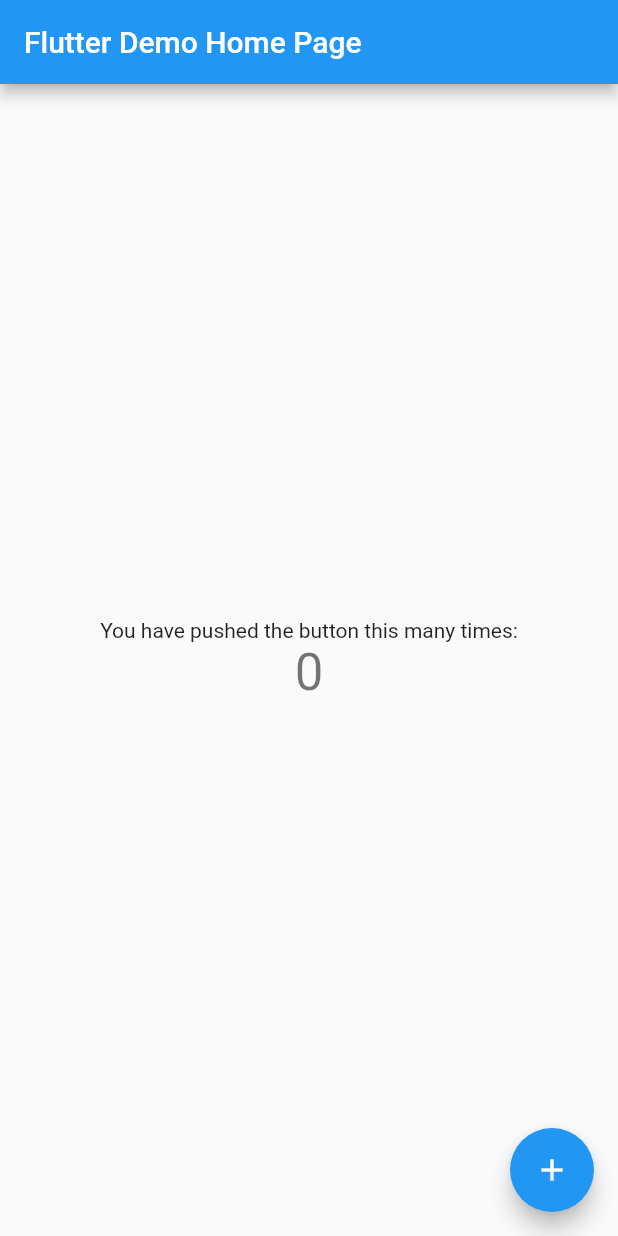
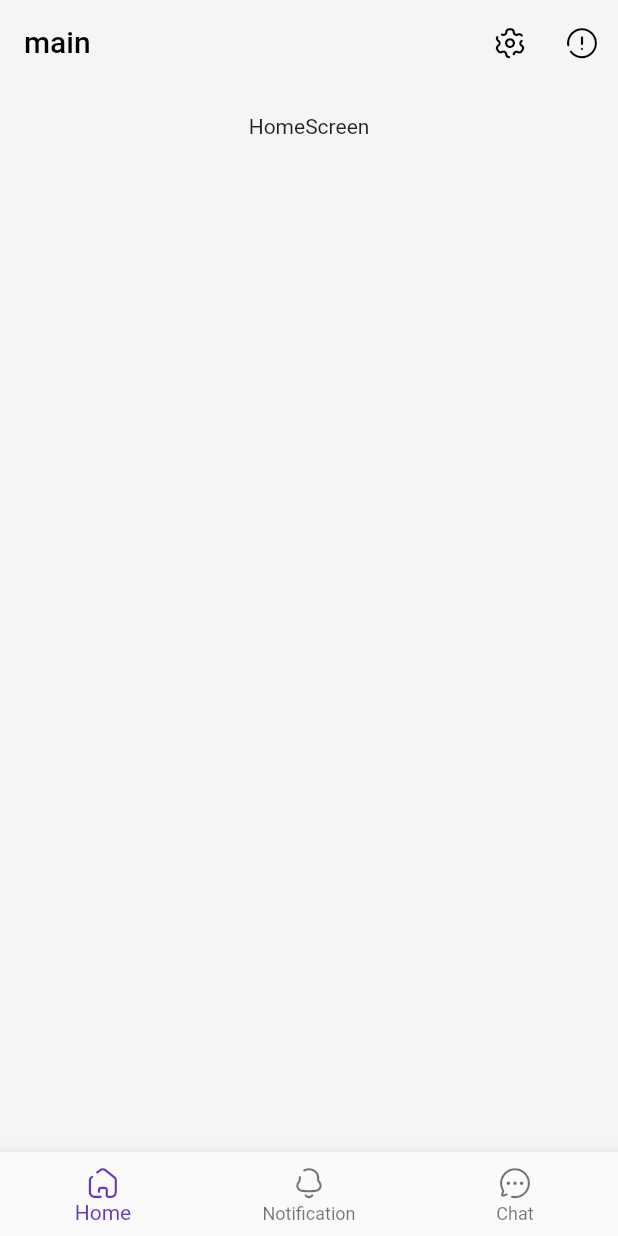
Before and after one commit to alhamodi/talib, a Flutter app: the screen it shows after launch, on a phone screen of 412 x 824 dp. Run offline on Flutter 3.47's test engine with Material 2 defaults, Android fonts, the phone set to English and light mode, and no system bars; our stand-ins replace bloc, flutter_bloc.

Commit message:
last update time 3:35 am  complate the design that you see in whatsapp

```diff
--- /dev/null
+++ b/lib/home/home/home_cubit.dart
@@ -0,0 +1,21 @@
+import 'package:bloc/bloc.dart';
+import 'package:flutter/cupertino.dart';
+import 'package:flutter_bloc/flutter_bloc.dart';
+import 'package:talib/home/home/home_state.dart';
+import 'package:talib/modules/chat.dart';
+import 'package:talib/modules/feeds.dart';
+import 'package:talib/modules/notifications.dart';
+
+class HomeCubit extends Cubit<HomeStates> {
+  HomeCubit() : super(InitialHomeState());
+
+  HomeCubit get(context) => BlocProvider.of(context);
+
+  int currentIndex = 0;
+  List<Widget> navItem = [Feeds(), NotificationsScreen(), ChatScreen()];
+  PageController pageController=PageController();
+  void changeBottomNav(int index) {
+    currentIndex = index;
+    emit(changeBottomNavState());
+  }
+}
--- /dev/null
+++ b/lib/home/home/home_state.dart
@@ -0,0 +1,4 @@
+abstract class HomeStates{}
+
+class InitialHomeState extends HomeStates{}
+class changeBottomNavState extends HomeStates{}
--- /dev/null
+++ b/lib/home/home/home_view.dart
@@ -0,0 +1,75 @@
+import 'package:flutter/material.dart';
+import 'package:flutter_bloc/flutter_bloc.dart';
+import 'package:talib/home/home/home_cubit.dart';
+import 'package:talib/home/home/home_state.dart';
+import 'package:talib/shared/colors.dart';
+import 'package:talib/shared/iconly-broken_icons.dart';
+
+class HomePage extends StatelessWidget {
+  @override
+  Widget build(BuildContext context) {
+    return BlocProvider(
+      create: (BuildContext context) => HomeCubit(),
+      child: BlocConsumer<HomeCubit, HomeStates>(
+          listener: (context, state) => {},
+          builder: (context, state) {
+            final cubit = BlocProvider.of<HomeCubit>(context);
+
+            return Scaffold(
+              backgroundColor: grey100,
+              appBar: AppBar(
+                backgroundColor: grey100,
+                title: Text(
+                  'main',
+                  style: TextStyle(color: black),
+                ),
+                elevation: 0,
+                actions: [
+                  defaultIconButton(
+                      icon: Iconly_Broken.Setting, function: () {}),
+                  defaultIconButton(
+                      icon: Iconly_Broken.Info_Circle, function: () {})
+                ],
+              ),
+               body: PageView(
+                 physics: BouncingScrollPhysics(),
+                 controller: cubit.pageController,
+                 children: cubit.navItem,
+                 onPageChanged: (index) {
+                   cubit.changeBottomNav(index);
+                 },
+               ),
+              bottomNavigationBar: Container(
+                decoration: BoxDecoration(
+                  shape: BoxShape.circle,
+                ),
+                child: BottomNavigationBar(
+                  items: [
+                    BottomNavigationBarItem(
+                        icon: Icon(Iconly_Broken.Home), label: 'Home'),
+                    BottomNavigationBarItem(
+                        icon: Icon(Iconly_Broken.Notification),
+                        label: 'Notification'),
+                    BottomNavigationBarItem(
+                        icon: Icon(Iconly_Broken.Chat), label: 'Chat'),
+                  ],
+                  currentIndex: cubit.currentIndex,
+                  onTap: (index) {
+                    cubit.changeBottomNav(index);
+                  },
+                ),
+              ),
+            );
+          }),
+    );
+  }
+
+  Widget defaultIconButton({required IconData icon, required var function}) {
+    return IconButton(
+        onPressed: function,
+        icon: Icon(
+          icon,
+          color: black,
+        ));
+  }
+}
--- a/lib/main.dart
+++ b/lib/main.dart
@@ -1,115 +1,26 @@
 import 'package:flutter/material.dart';
+import 'package:flutter_bloc/flutter_bloc.dart';
+import 'package:talib/home/home/home_view.dart';
+import 'package:talib/shared/bloc_obsever.dart';
 
 void main() {
-  runApp(const MyApp());
+  WidgetsFlutterBinding.ensureInitialized();
+
+  Bloc.observer = MyBlocObserver();
+  runApp( MyApp());
 }
 
 class MyApp extends StatelessWidget {
-  const MyApp({Key? key}) : super(key: key);
 
-  // This widget is the root of your application.
+
   @override
   Widget build(BuildContext context) {
     return MaterialApp(
       title: 'Flutter Demo',
       theme: ThemeData(
-        // This is the theme of your application.
-        //
-        // Try running your application with "flutter run". You'll see the
-        // application has a blue toolbar. Then, without quitting the app, try
-        // changing the primarySwatch below to Colors.green and then invoke
-        // "hot reload" (press "r" in the console where you ran "flutter run",
-        // or simply save your changes to "hot reload" in a Flutter IDE).
-        // Notice that the counter didn't reset back to zero; the application
-        // is not restarted.
-        primarySwatch: Colors.blue,
+        primarySwatch: Colors.deepPurple,
       ),
-      home: const MyHomePage(title: 'Flutter Demo Home Page'),
+      home:  HomePage(),
     );
   }
 }
-
-class MyHomePage extends StatefulWidget {
-  const MyHomePage({Key? key, required this.title}) : super(key: key);
-
-  // This widget is the home page of your application. It is stateful, meaning
-  // that it has a State object (defined below) that contains fields that affect
-  // how it looks.
-
-  // This class is the configuration for the state. It holds the values (in this
-  // case the title) provided by the parent (in this case the App widget) and
-  // used by the build method of the State. Fields in a Widget subclass are
-  // always marked "final".
-
-  final String title;
-
-  @override
-  State<MyHomePage> createState() => _MyHomePageState();
-}
-
-class _MyHomePageState extends State<MyHomePage> {
-  int _counter = 0;
-
-  void _incrementCounter() {
-    setState(() {
-      // This call to setState tells the Flutter framework that something has
-      // changed in this State, which causes it to rerun the build method below
-      // so that the display can reflect the updated values. If we changed
-      // _counter without calling setState(), then the build method would not be
-      // called again, and so nothing would appear to happen.
-      _counter++;
-    });
-  }
-
-  @override
-  Widget build(BuildContext context) {
-    // This method is rerun every time setState is called, for instance as done
-    // by the _incrementCounter method above.
-    //
-    // The Flutter framework has been optimized to make rerunning build methods
-    // fast, so that you can just rebuild anything that needs updating rather
-    // than having to individually change instances of widgets.
-    return Scaffold(
-      appBar: AppBar(
-        // Here we take the value from the MyHomePage object that was created by
-        // the App.build method, and use it to set our appbar title.
-        title: Text(widget.title),
-      ),
-      body: Center(
-        // Center is a layout widget. It takes a single child and positions it
-        // in the middle of the parent.
-        child: Column(
-          // Column is also a layout widget. It takes a list of children and
-          // arranges them vertically. By default, it sizes itself to fit its
-          // children horizontally, and tries to be as tall as its parent.
-          //
-          // Invoke "debug painting" (press "p" in the console, choose the
-          // "Toggle Debug Paint" action from the Flutter Inspector in Android
-          // Studio, or the "Toggle Debug Paint" command in Visual Studio Code)
-          // to see the wireframe for each widget.
-          //
-          // Column has various properties to control how it sizes itself and
-          // how it positions its children. Here we use mainAxisAlignment to
-          // center the children vertically; the main axis here is the vertical
-          // axis because Columns are vertical (the cross axis would be
-          // horizontal).
-          mainAxisAlignment: MainAxisAlignment.center,
-          children: <Widget>[
-            const Text(
-              'You have pushed the button this many times:',
-            ),
-            Text(
-              '$_counter',
-              style: Theme.of(context).textTheme.headline4,
-            ),
-          ],
-        ),
-      ),
-      floatingActionButton: FloatingActionButton(
-        onPressed: _incrementCounter,
-        tooltip: 'Increment',
-        child: const Icon(Icons.add),
-      ), // This trailing comma makes auto-formatting nicer for build methods.
-    );
-  }
-}
--- /dev/null
+++ b/lib/modules/chat.dart
@@ -0,0 +1,16 @@
+import 'package:flutter/material.dart';
+
+class ChatScreen extends StatelessWidget {
+
+  @override
+  Widget build(BuildContext context) {
+    return SingleChildScrollView(
+      child: Padding(
+        padding: EdgeInsets.all(20),
+        child: Column(
+          children: [Text('Chat Screen')],
+        ),
+      ),
+    );
+  }
+}
--- /dev/null
+++ b/lib/modules/feeds.dart
@@ -0,0 +1,17 @@
+import 'package:flutter/material.dart';
+
+class Feeds extends StatelessWidget {
+
+
+  @override
+  Widget build(BuildContext context) {
+    return SingleChildScrollView(
+      child: Padding(
+        padding: EdgeInsets.all(20),
+        child: Column(
+          children: [Text('HomeScreen')],
+        ),
+      ),
+    );
+  }
+}
--- /dev/null
+++ b/lib/modules/notifications.dart
@@ -0,0 +1,16 @@
+import 'package:flutter/material.dart';
+
+class NotificationsScreen extends StatelessWidget {
+
+  @override
+  Widget build(BuildContext context) {
+    return SingleChildScrollView(
+      child: Padding(
+        padding: EdgeInsets.all(20),
+        child: Column(
+          children: [Text('Notifications Screen')],
+        ),
+      ),
+    );
+  }
+}
--- /dev/null
+++ b/lib/shared/bloc_obsever.dart
@@ -0,0 +1,27 @@
+import 'package:bloc/bloc.dart';
+
+class MyBlocObserver extends BlocObserver {
+  @override
+  void onCreate(BlocBase bloc) {
+    super.onCreate(bloc);
+    print('onCreate -- ${bloc.runtimeType}');
+  }
+
+  @override
+  void onChange(BlocBase bloc, Change change) {
+    super.onChange(bloc, change);
+    print('onChange -- ${bloc.runtimeType}, $change');
+  }
+
+  @override
+  void onError(BlocBase bloc, Object error, StackTrace stackTrace) {
+    print('onError -- ${bloc.runtimeType}, $error');
+    super.onError(bloc, error, stackTrace);
+  }
+
+  @override
+  void onClose(BlocBase bloc) {
+    super.onClose(bloc);
+    print('onClose -- ${bloc.runtimeType}');
+  }
+}
--- /dev/null
+++ b/lib/shared/colors.dart
@@ -0,0 +1,5 @@
+import 'package:flutter/material.dart';
+
+Color white=Colors.white;
+Color black=Colors.black;
+Color grey100=Colors.grey.shade100;
--- /dev/null
+++ b/lib/shared/iconly-broken_icons.dart
@@ -0,0 +1,115 @@
+// Place fonts/Iconly-Broken.ttf in your fonts/ directory and
+// add the following to your pubspec.yaml
+// flutter:
+//   fonts:
+//    - family: Iconly-Broken
+//      fonts:
+//       - asset: fonts/Iconly-Broken.ttf
+import 'package:flutter/widgets.dart';
+
+class Iconly_Broken {
+  Iconly_Broken._();
+
+  static const String _fontFamily = 'Iconly-Broken';
+
+  static const IconData User = IconData(0xe900, fontFamily: _fontFamily);
+  static const IconData User1 = IconData(0xe901, fontFamily: _fontFamily);
+  static const IconData Activity = IconData(0xe902, fontFamily: _fontFamily);
+  static const IconData Add_User = IconData(0xe903, fontFamily: _fontFamily);
+  static const IconData Arrow___Down_2 = IconData(0xe904, fontFamily: _fontFamily);
+  static const IconData Arrow___Down_3 = IconData(0xe905, fontFamily: _fontFamily);
+  static const IconData Arrow___Down_Circle = IconData(0xe906, fontFamily: _fontFamily);
+  static const IconData Arrow___Down_Square = IconData(0xe907, fontFamily: _fontFamily);
+  static const IconData Arrow___Down = IconData(0xe908, fontFamily: _fontFamily);
+  static const IconData Arrow___Left_2 = IconData(0xe909, fontFamily: _fontFamily);
+  static const IconData Arrow___Left_3 = IconData(0xe90a, fontFamily: _fontFamily);
+  static const IconData Arrow___Left_Circle = IconData(0xe90b, fontFamily: _fontFamily);
+  static const IconData Arrow___Left_Square = IconData(0xe90c, fontFamily: _fontFamily);
+  static const IconData Arrow___Left = IconData(0xe90d, fontFamily: _fontFamily);
+  static const IconData Arrow___Right_2 = IconData(0xe90e, fontFamily: _fontFamily);
+  static const IconData Arrow___Right_3 = IconData(0xe90f, fontFamily: _fontFamily);
+  static const IconData Arrow___Right_Circle = IconData(0xe910, fontFamily: _fontFamily);
+  static const IconData Arrow___Right_Square = IconData(0xe911, fontFamily: _fontFamily);
+  static const IconData Arrow___Right = IconData(0xe912, fontFamily: _fontFamily);
+  static const IconData Arrow___Up_2 = IconData(0xe913, fontFamily: _fontFamily);
+  static const IconData Arrow___Up_3 = IconData(0xe914, fontFamily: _fontFamily);
+  static const IconData Arrow___Up_Circle = IconData(0xe915, fontFamily: _fontFamily);
+  static const IconData Arrow___Up_Square = IconData(0xe916, fontFamily: _fontFamily);
+  static const IconData Arrow___Up = IconData(0xe917, fontFamily: _fontFamily);
+  static const IconData Bag_2 = IconData(0xe918, fontFamily: _fontFamily);
+  static const IconData Bag = IconData(0xe919, fontFamily: _fontFamily);
+  static const IconData Bookmark = IconData(0xe91a, fontFamily: _fontFamily);
+  static const IconData Buy = IconData(0xe91b, fontFamily: _fontFamily);
+  static const IconData Calendar = IconData(0xe91c, fontFamily: _fontFamily);
+  static const IconData Call_Missed = IconData(0xe91d, fontFamily: _fontFamily);
+  static const IconData Call_Silent = IconData(0xe91e, fontFamily: _fontFamily);
+  static const IconData Call = IconData(0xe91f, fontFamily: _fontFamily);
+  static const IconData Calling = IconData(0xe920, fontFamily: _fontFamily);
+  static const IconData Camera = IconData(0xe921, fontFamily: _fontFamily);
+  static const IconData Category = IconData(0xe922, fontFamily: _fontFamily);
+  static const IconData Chart = IconData(0xe923, fontFamily: _fontFamily);
+  static const IconData Chat = IconData(0xe924, fontFamily: _fontFamily);
+  static const IconData Close_Square = IconData(0xe925, fontFamily: _fontFamily);
+  static const IconData Danger = IconData(0xe926, fontFamily: _fontFamily);
+  static const IconData Delete = IconData(0xe927, fontFamily: _fontFamily);
+  static const IconData Discount = IconData(0xe928, fontFamily: _fontFamily);
+  static const IconData Discovery = IconData(0xe929, fontFamily: _fontFamily);
+  static const IconData Document = IconData(0xe92a, fontFamily: _fontFamily);
+  static const IconData Download = IconData(0xe92b, fontFamily: _fontFamily);
+  static const IconData Edit_Square = IconData(0xe92c, fontFamily: _fontFamily);
+  static const IconData Edit = IconData(0xe92d, fontFamily: _fontFamily);
+  static const IconData Filter_2 = IconData(0xe92e, fontFamily: _fontFamily);
+  static const IconData Filter = IconData(0xe92f, fontFamily: _fontFamily);
+  static const IconData Folder = IconData(0xe930, fontFamily: _fontFamily);
+  static const IconData Game = IconData(0xe931, fontFamily: _fontFamily);
+  static const IconData Graph = IconData(0xe932, fontFamily: _fontFamily);
+  static const IconData Heart = IconData(0xe933, fontFamily: _fontFamily);
+  static const IconData Hide = IconData(0xe934, fontFamily: _fontFamily);
+  static const IconData Home = IconData(0xe935, fontFamily: _fontFamily);
+  static const IconData Image_2 = IconData(0xe936, fontFamily: _fontFamily);
+  static const IconData Image = IconData(0xe937, fontFamily: _fontFamily);
+  static const IconData Info_Circle = IconData(0xe938, fontFamily: _fontFamily);
+  static const IconData Info_Square = IconData(0xe939, fontFamily: _fontFamily);
+  static const IconData Location = IconData(0xe93a, fontFamily: _fontFamily);
+  static const IconData Lock = IconData(0xe93b, fontFamily: _fontFamily);
+  static const IconData Login = IconData(0xe93c, fontFamily: _fontFamily);
+  static const IconData Logout = IconData(0xe93d, fontFamily: _fontFamily);
+  static const IconData Message = IconData(0xe93e, fontFamily: _fontFamily);
+  static const IconData More_Circle = IconData(0xe93f, fontFamily: _fontFamily);
+  static const IconData More_Square = IconData(0xe940, fontFamily: _fontFamily);
+  static const IconData Notification = IconData(0xe941, fontFamily: _fontFamily);
+  static const IconData Paper_Download = IconData(0xe942, fontFamily: _fontFamily);
+  static const IconData Paper_Fail = IconData(0xe943, fontFamily: _fontFamily);
+  static const IconData Paper_Negative = IconData(0xe944, fontFamily: _fontFamily);
+  static const IconData Paper_Plus = IconData(0xe945, fontFamily: _fontFamily);
+  static const IconData Paper_Upload = IconData(0xe946, fontFamily: _fontFamily);
+  static const IconData Paper = IconData(0xe947, fontFamily: _fontFamily);
+  static const IconData Password = IconData(0xe948, fontFamily: _fontFamily);
+  static const IconData Play = IconData(0xe949, fontFamily: _fontFamily);
+  static const IconData Plus = IconData(0xe94a, fontFamily: _fontFamily);
+  static const IconData Profile = IconData(0xe94b, fontFamily: _fontFamily);
+  static const IconData Scan = IconData(0xe94c, fontFamily: _fontFamily);
+  static const IconData Search = IconData(0xe94d, fontFamily: _fontFamily);
+  static const IconData Send = IconData(0xe94e, fontFamily: _fontFamily);
+  static const IconData Setting = IconData(0xe94f, fontFamily: _fontFamily);
+  static const IconData Shield_Done = IconData(0xe950, fontFamily: _fontFamily);
+  static const IconData Shield_Fail = IconData(0xe951, fontFamily: _fontFamily);
+  static const IconData Show = IconData(0xe952, fontFamily: _fontFamily);
+  static const IconData Star = IconData(0xe953, fontFamily: _fontFamily);
+  static const IconData Swap = IconData(0xe954, fontFamily: _fontFamily);
+  static const IconData Tick_Square = IconData(0xe955, fontFamily: _fontFamily);
+  static const IconData Ticket_Star = IconData(0xe956, fontFamily: _fontFamily);
+  static const IconData Ticket = IconData(0xe957, fontFamily: _fontFamily);
+  static const IconData Time_Circle = IconData(0xe958, fontFamily: _fontFamily);
+  static const IconData Time_Square = IconData(0xe959, fontFamily: _fontFamily);
+  static const IconData Unlock = IconData(0xe95a, fontFamily: _fontFamily);
+  static const IconData Upload = IconData(0xe95b, fontFamily: _fontFamily);
+  static const IconData Video = IconData(0xe95c, fontFamily: _fontFamily);
+  static const IconData Voice_2 = IconData(0xe95d, fontFamily: _fontFamily);
+  static const IconData Voice = IconData(0xe95e, fontFamily: _fontFamily);
+  static const IconData Volume_Down = IconData(0xe95f, fontFamily: _fontFamily);
+  static const IconData Volume_Off = IconData(0xe960, fontFamily: _fontFamily);
+  static const IconData Volume_Up = IconData(0xe961, fontFamily: _fontFamily);
+  static const IconData Wallet = IconData(0xe962, fontFamily: _fontFamily);
+  static const IconData Work = IconData(0xe963, fontFamily: _fontFamily);
+}
```
Also changed, not shown: pubspec.yaml (+6 -46 lines), assets/fonts/icons.ttf (added), lib/shared/components.dart (added), pubspec.lock, 1 other file.
